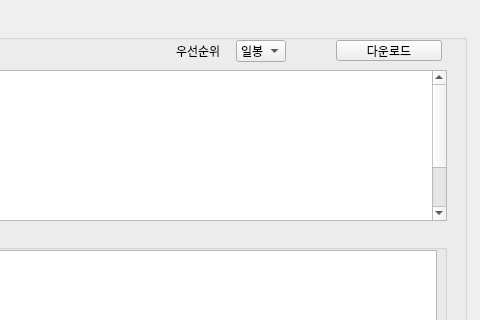
This is Creon-Datareader-master/creon_datareader.ui in webclinic017/stock-19 as Qt 5 draws it before an edit; both pictures show x 574 to 1054 and y 0 to 320 of the 1054 by 880 pixel window. The edited form follows.
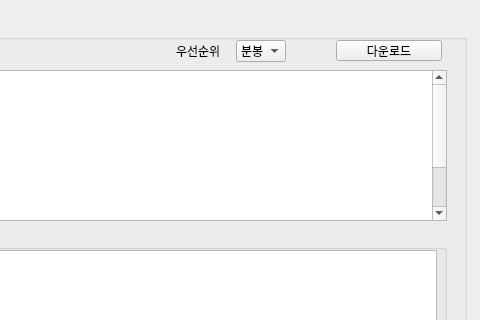
This is the edited form.

```diff
--- a/Creon-Datareader-master/creon_datareader.ui
+++ b/Creon-Datareader-master/creon_datareader.ui
@@ -158,7 +158,7 @@
      </property>
      <item>
       <property name="text">
-       <string>일봉</string>
+       <string>분봉</string>
       </property>
      </item>
      <item>
```
Left out of the diff: 2 changed lines with no effect on the pictures.
